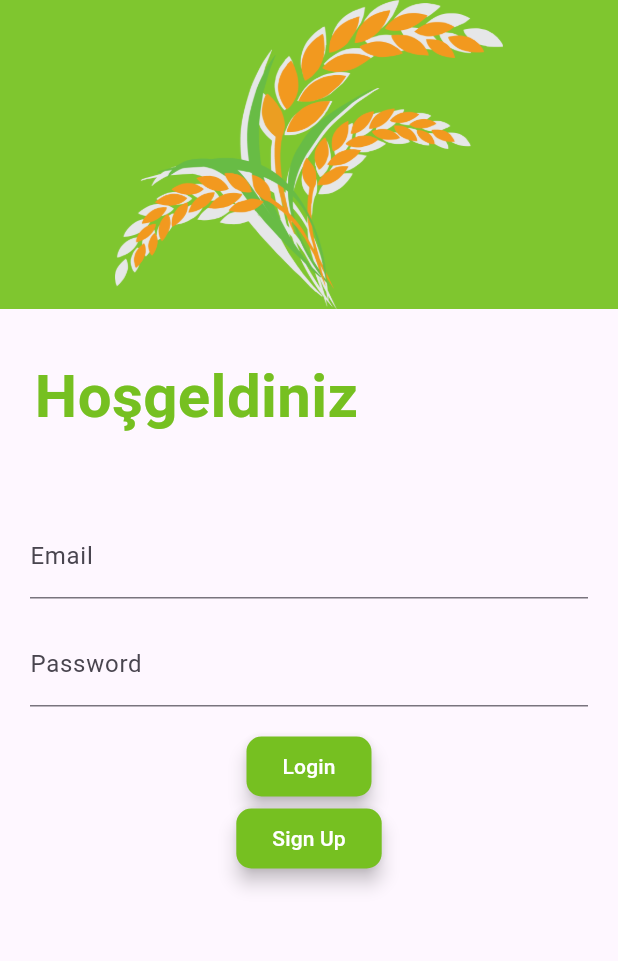
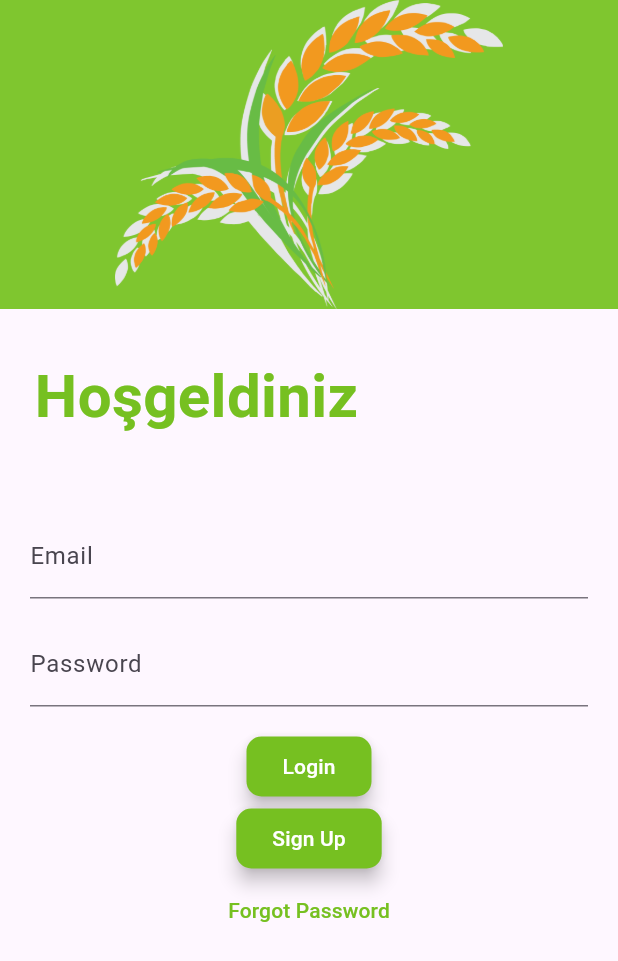
Before and after one commit to keremkahramann/T-VAC, a Flutter app: the screen it shows after launch, on a phone screen of 412 x 824 dp. Shown: the top 961 px of the screen. Run offline on Flutter 3.47's test engine with Material 3 defaults, Android fonts, the phone set to English and light mode, and no system bars; our stand-ins replace firebase_auth, firebase_core, get, quickalert; accounts and stored records are empty.

Commit message:
Forgot Password
The login screen has been updated to include a "Forgot Password" button.
This button will trigger a dialog box that prompts the user to enter their email address, which will then be used to send password reset instructions.
Additionally, the text fields for email and password have been updated with a green focused border.

```diff
--- a/t_vac/lib/auth/login.dart
+++ b/t_vac/lib/auth/login.dart
@@ -4,6 +4,7 @@ import 'dart:developer';
 
 import 'package:flutter/material.dart';
 import 'package:firebase_auth/firebase_auth.dart';
+import 'package:t_vac/auth/authWidgets/reset_password.dart';
 import '../screens/main_menu.dart';
 import 'package:get/get.dart';
 import 'package:quickalert/quickalert.dart';
@@ -56,15 +57,19 @@ class _LoginScreenState extends State<LoginScreen> {
             TextField(
               controller: emailController,
               decoration: const InputDecoration(
-                labelText: 'Email',
-              ),
+                  labelText: 'Email',
+                  focusedBorder: UnderlineInputBorder(
+                      borderSide: BorderSide(
+                          color: Color.fromARGB(255, 118, 192, 33)))),
             ),
             const SizedBox(height: 16.0),
             TextField(
               controller: passwordController,
               decoration: const InputDecoration(
-                labelText: 'Password',
-              ),
+                  labelText: 'Password',
+                  focusedBorder: UnderlineInputBorder(
+                      borderSide: BorderSide(
+                          color: Color.fromARGB(255, 118, 192, 33)))),
               obscureText: true,
             ),
             const SizedBox(height: 16.0),
@@ -121,28 +126,38 @@ class _LoginScreenState extends State<LoginScreen> {
                     );
                   }
                 },
-                child: const Text('Login'),
                 style: ElevatedButton.styleFrom(
                   foregroundColor: Colors.white,
-                  backgroundColor: Color.fromARGB(255, 118, 192, 33),
+                  backgroundColor: const Color.fromARGB(255, 118, 192, 33),
                   elevation: 5,
                   shape: RoundedRectangleBorder(
                     borderRadius: BorderRadius.circular(10),
                   ),
-                )),
+                ),
+                child: const Text('Login')),
             ElevatedButton(
                 onPressed: () {
                   Navigator.pushNamed(context, '/signup');
                 },
-                child: const Text('Sign Up'),
                 style: ElevatedButton.styleFrom(
                   foregroundColor: Colors.white,
-                  backgroundColor: Color.fromARGB(255, 118, 192, 33),
+                  backgroundColor: const Color.fromARGB(255, 118, 192, 33),
                   elevation: 5,
                   shape: RoundedRectangleBorder(
                     borderRadius: BorderRadius.circular(10),
                   ),
-                )),
+                ),
+                child: const Text('Sign Up')),
+            TextButton(
+                onPressed: () {
+                  showEmailDialog(context);
+                },
+                child: const Text(
+                  'Forgot Password',
+                  style: TextStyle(
+                    color: Color.fromARGB(255, 118, 192, 33),
+                  ),
+                ))
           ],
         ),
       ),
```
Also changed, not shown: t_vac/lib/auth/authWidgets/reset_password.dart (added, +72 -0 lines).
